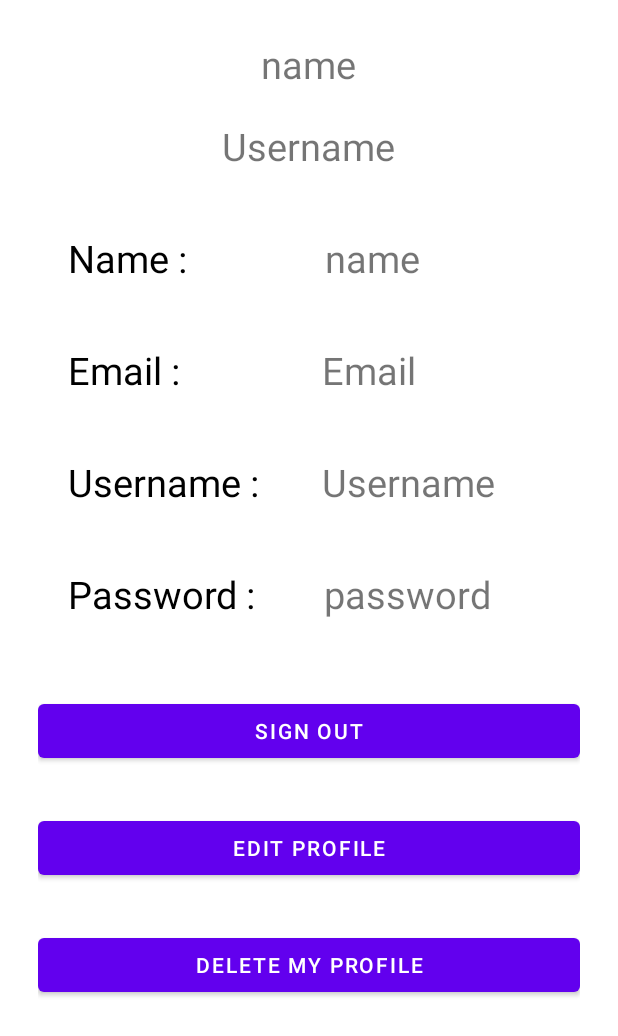
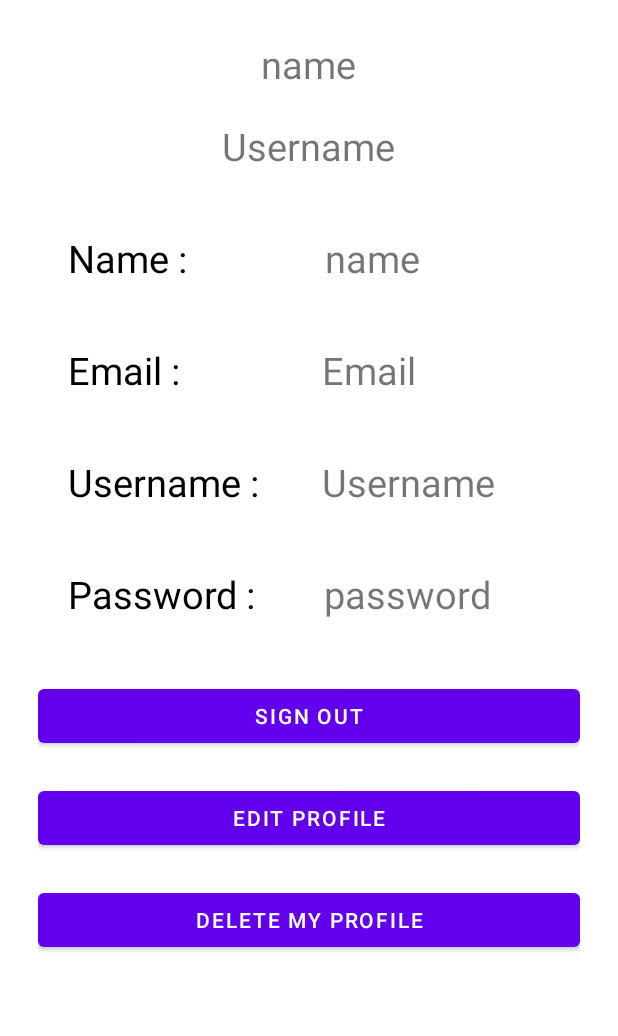
Before and after one commit to joshrs23/hotelNebula, an Android app: the ProfileActivity screen opened directly, with no data from a screen before it, on a phone screen of 412 x 824 dp. Shown: the top 1036 px of the screen. Run offline under Robolectric (Android 15) with nearby library versions, the phone set to English and light mode, and no system bars; our stand-ins replace Firebase (no records; nobody signed in at launch, a user with empty details on screens opened directly); 3 statements that could not run were skipped.

Commit message:
feat: employees can see their schedules

```diff
--- a/app/src/main/java/com/example/hotelnebula/LoginActivity.java
+++ b/app/src/main/java/com/example/hotelnebula/LoginActivity.java
@@ -125,6 +125,7 @@ public class LoginActivity extends AppCompatActivity implements  View.OnClickLis
         editor.putString("password", password);
         editor.putString("email", email);
         editor.putString("username", username);
+        editor.putString("role", role);
         editor.apply();
     }
 
--- a/app/src/main/java/com/example/hotelnebula/ProfileActivity.java
+++ b/app/src/main/java/com/example/hotelnebula/ProfileActivity.java
@@ -27,7 +27,7 @@ public class ProfileActivity extends AppCompatActivity implements  View.OnClickL
 
     TextView profilename,profileEmail,profilePass,profileusername;
     TextView titlename,titleusername;
-    Button siginout,editprofile,deleteProfile;
+    Button siginout,editprofile,deleteProfile, btnSchedule;
     String nameuser,emailuser,usernameuser,passuser;
 
     @Override
@@ -54,12 +54,28 @@ public class ProfileActivity extends AppCompatActivity implements  View.OnClickL
         deleteProfile = findViewById(R.id.delete);
         siginout = findViewById(R.id.siginout);
         editprofile = findViewById(R.id.editprofile);
+        btnSchedule = findViewById(R.id.btnSchedule);
 
         editprofile.setOnClickListener(this);
         siginout.setOnClickListener(this);
         deleteProfile.setOnClickListener(this);
         showAllData();
 
+        SharedPreferences preferences = getSharedPreferences("user_prefs", MODE_PRIVATE);
+        String role = preferences.getString("role", "No UserAvailable");
+
+        if (!role.equals("Employee")) {
+            btnSchedule.setVisibility(View.INVISIBLE);
+        }
+
+        else
+            btnSchedule.setOnClickListener(new View.OnClickListener() {
+                @Override
+                public void onClick(View v) {
+                    Intent intent = new Intent(ProfileActivity.this,EmployeeScheduleActivity.class);
+                    startActivity(intent);
+                }
+            });
     }
 
     @Override
--- a/app/src/main/res/layout/activity_profile.xml
+++ b/app/src/main/res/layout/activity_profile.xml
@@ -137,7 +137,7 @@
 
 
     <Button
-        android:layout_marginTop="30dp"
+        android:layout_marginTop="20dp"
         android:layout_width="match_parent"
         android:layout_height="wrap_content"
         android:text="Sign out"
@@ -148,15 +148,23 @@
         android:layout_width="match_parent"
         android:layout_height="wrap_content"
         android:text="Edit Profile"
-        android:layout_marginTop="30dp"
+        android:layout_marginTop="20dp"
         android:id="@+id/editprofile"/>
 
     <Button
         android:layout_width="match_parent"
         android:layout_height="wrap_content"
         android:text="Delete my Profile"
-        android:layout_marginTop="30dp"
+        android:layout_marginTop="20dp"
         android:id="@+id/delete"
+        />
+
+    <Button
+        android:layout_width="match_parent"
+        android:layout_height="wrap_content"
+        android:text="See my schedule"
+        android:layout_marginTop="20dp"
+        android:id="@+id/btnSchedule"
         />
 
 
```
Also changed, not shown: app/src/main/java/com/example/hotelnebula/EmployeeScheduleActivity.java (+11 -9 lines).
